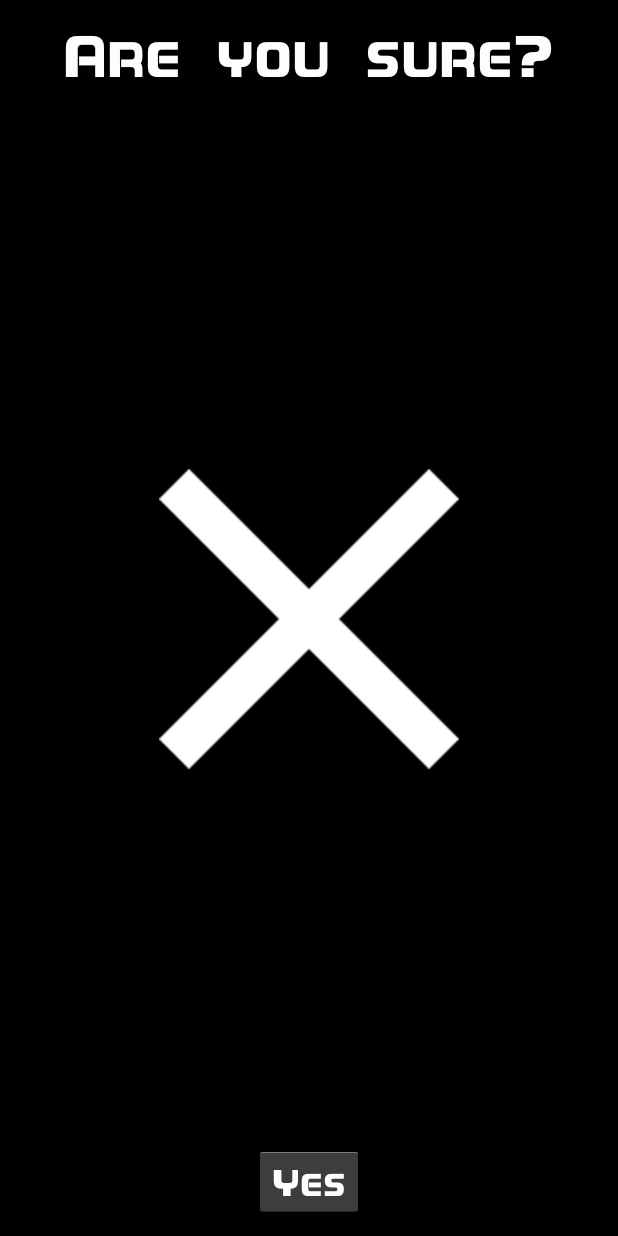
After one commit to rperryng/uber-prepared, an Android app: the UberCancel screen opened directly, with no data from a screen before it, on a phone screen of 412 x 824 dp. The commit adds this screen. Run offline under Robolectric (Android 15) with nearby library versions, the phone set to English and light mode, and no system bars.

Commit message:
cancel, notif updated

```diff
--- a/android/UberPrepared/app/src/main/AndroidManifest.xml
+++ b/android/UberPrepared/app/src/main/AndroidManifest.xml
@@ -41,6 +41,10 @@
             android:name=".WebViewActivity"
             android:label="@string/title_activity_web_view" >
         </activity>
+        <activity
+            android:name=".UberCancel"
+            android:label="@string/title_activity_uber_cancel" >
+        </activity>
     </application>
 
 </manifest>
--- /dev/null
+++ b/android/UberPrepared/app/src/main/java/com/example/catherinaxu/uberprepared/UberCancel.java
@@ -0,0 +1,140 @@
+package com.example.catherinaxu.uberprepared;
+
+import android.app.Activity;
+import android.content.Context;
+import android.content.Intent;
+import android.graphics.Typeface;
+import android.os.AsyncTask;
+import android.os.Bundle;
+import android.telephony.TelephonyManager;
+import android.util.Log;
+import android.view.Menu;
+import android.view.MenuItem;
+import android.view.View;
+import android.widget.Button;
+import android.widget.TextView;
+import android.widget.Toast;
+
+import com.google.gson.GsonBuilder;
+
+import org.apache.http.HttpResponse;
+import org.apache.http.client.methods.HttpPost;
+import org.apache.http.entity.StringEntity;
+import org.apache.http.impl.client.DefaultHttpClient;
+
+import java.util.HashMap;
+import java.util.Map;
+
+
+public class UberCancel extends Activity {
+
+    private static String mPhoneNumber;
+
+    private class HttpAsyncCancelTask extends AsyncTask<Void, Void, Boolean> {
+        private String URL;
+        private String toSend;
+
+        public void GetJsonTask(String URL, String jsonObjSend) {
+            this.URL = URL;
+            this.toSend = jsonObjSend;
+        }
+
+        @Override
+        protected Boolean doInBackground(Void... params) {
+            Boolean result = false;
+            try {
+                DefaultHttpClient httpclient = new DefaultHttpClient();
+                HttpPost httpPostRequest = new HttpPost(URL);
+
+                StringEntity se;
+                se = new StringEntity(toSend);
+
+                // Set HTTP parameters
+                httpPostRequest.setEntity(se);
+                httpPostRequest.setHeader("Accept", "application/json");
+                httpPostRequest.setHeader("Content-type", "application/json");
+
+                HttpResponse response = (HttpResponse) httpclient.execute(httpPostRequest);
+
+                if (response.getStatusLine().getStatusCode() == 200) {
+                    result = true;
+                } else {
+                    result = false;
+                }
+            } catch (Exception e) {
+                e.printStackTrace();
+            }
+            return result;
+        }
+
+        @Override
+        protected void onPostExecute(Boolean result) {
+
+            super.onPostExecute(result);
+
+            if (result) {
+                Toast.makeText(UberCancel.this, "Success! Uber cancelled.", Toast.LENGTH_SHORT).show();
+            }
+        }
+    }
+    @Override
+    protected void onCreate(Bundle savedInstanceState) {
+        super.onCreate(savedInstanceState);
+        setContentView(R.layout.activity_uber_cancel);
+
+        getActionBar().hide();
+
+        TextView title = (TextView) findViewById(R.id.title);
+        Typeface font = Typeface.createFromAsset(getAssets(), "Domelen.ttf");
+        title.setTypeface(font);
+
+        Button submit = (Button) findViewById(R.id.submit);
+        submit.setTypeface(font);
+
+        TelephonyManager tMgr = (TelephonyManager) UberCancel.this.getApplicationContext().getSystemService(Context.TELEPHONY_SERVICE);
+        mPhoneNumber = tMgr.getLine1Number();
+    }
+
+
+    @Override
+    public boolean onCreateOptionsMenu(Menu menu) {
+        // Inflate the menu; this adds items to the action bar if it is present.
+        getMenuInflater().inflate(R.menu.menu_uber_cancel, menu);
+        return true;
+    }
+
+    @Override
+    public boolean onOptionsItemSelected(MenuItem item) {
+        // Handle action bar item clicks here. The action bar will
+        // automatically handle clicks on the Home/Up button, so long
+        // as you specify a parent activity in AndroidManifest.xml.
+        int id = item.getItemId();
+
+        //noinspection SimplifiableIfStatement
+        if (id == R.id.action_settings) {
+            return true;
+        }
+
+        return super.onOptionsItemSelected(item);
+    }
+
+    public void onBackPressed() {
+    }
+
+    public static String makeJSON() {
+
+        Map<String, String> comment = new HashMap<String, String>();
+        comment.put("phone", mPhoneNumber);
+
+        String json = new GsonBuilder().create().toJson(comment, Map.class);
+        return json;
+    }
+
+    public void submitClicked(View view) {
+        Log.d("test", "HELLO");
+        HttpAsyncCancelTask task = new HttpAsyncCancelTask();
+        task.GetJsonTask("https://9fcb1195.ngrok.io/android/cancel", makeJSON());
+
+        task.execute();
+    }
+}
--- /dev/null
+++ b/android/UberPrepared/app/src/main/res/layout/activity_uber_cancel.xml
@@ -0,0 +1,42 @@
+<RelativeLayout xmlns:android="http://schemas.android.com/apk/res/android"
+    xmlns:tools="http://schemas.android.com/tools" android:layout_width="match_parent"
+    android:layout_height="match_parent" android:paddingLeft="@dimen/activity_horizontal_margin"
+    android:paddingRight="@dimen/activity_horizontal_margin"
+    android:paddingTop="@dimen/activity_vertical_margin"
+    android:paddingBottom="@dimen/activity_vertical_margin"
+    android:background="@color/black"
+    tools:context="com.example.catherinaxu.uberprepared.UberCancel">
+
+    <TextView
+        android:layout_width="wrap_content"
+        android:layout_height="wrap_content"
+        android:textAppearance="?android:attr/textAppearanceLarge"
+        android:text="Are you sure?"
+        android:textColor="@color/white"
+        android:id="@+id/title"
+        android:layout_alignParentTop="true"
+        android:layout_centerHorizontal="true"
+        android:textSize="40dp" />
+
+    <Button
+        android:layout_width="wrap_content"
+        android:layout_height="wrap_content"
+        android:text="Yes"
+        android:id="@+id/submit"
+        android:nestedScrollingEnabled="false"
+        android:onClick="submitClicked"
+        android:textColor="@color/white"
+        android:layout_alignParentBottom="true"
+        android:layout_centerHorizontal="true"
+        android:textSize="25dp" />
+
+    <ImageView
+        android:layout_width="wrap_content"
+        android:layout_height="wrap_content"
+        android:id="@+id/logo"
+        android:src="@drawable/cancel"
+        android:layout_below="@+id/title"
+        android:layout_above="@+id/submit"
+        android:layout_centerHorizontal="true"/>
+
+</RelativeLayout>
--- /dev/null
+++ b/android/UberPrepared/app/src/main/res/menu/menu_uber_cancel.xml
@@ -0,0 +1,6 @@
+<menu xmlns:android="http://schemas.android.com/apk/res/android"
+    xmlns:tools="http://schemas.android.com/tools"
+    tools:context="com.example.catherinaxu.uberprepared.UberCancel">
+    <item android:id="@+id/action_settings" android:title="@string/action_settings"
+        android:orderInCategory="100" android:showAsAction="never" />
+</menu>
--- a/android/UberPrepared/app/src/main/res/values/strings.xml
+++ b/android/UberPrepared/app/src/main/res/values/strings.xml
@@ -6,5 +6,6 @@
     <string name="action_settings">Settings</string>
     <string name="title_activity_request_uber">RequestUber</string>
     <string name="title_activity_web_view">WebViewActivity</string>
+    <string name="title_activity_uber_cancel">UberCancel</string>
 
 </resources>
```
Also changed, not shown: android/UberPrepared/app/src/main/java/com/example/catherinaxu/uberprepared/RequestUber.java (+15 -2 lines), android/UberPrepared/app/src/main/res/drawable/cancel.png (added).
